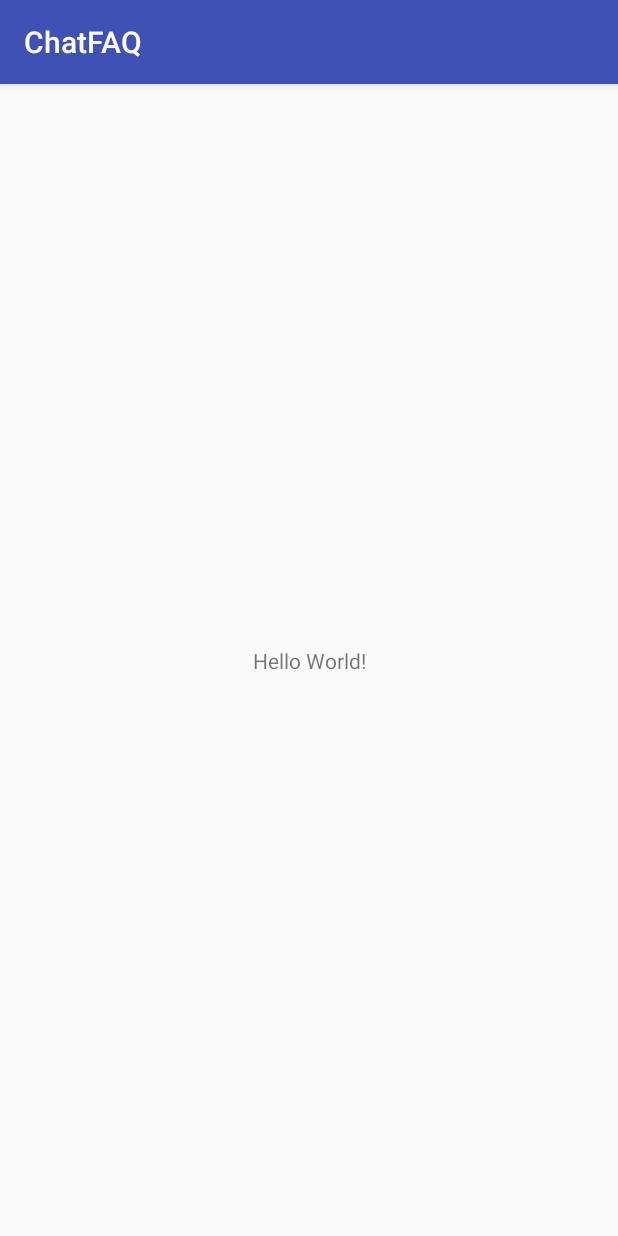
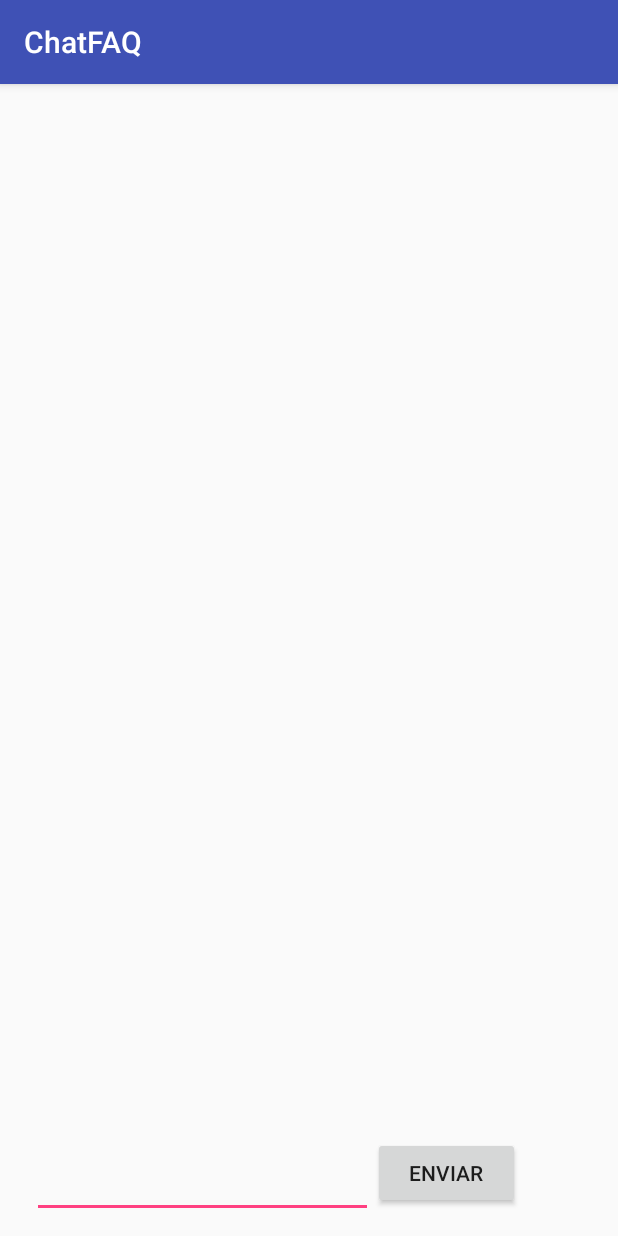
Before and after one commit to AlvaroAugustoZago/Djenypher, an Android app: the screen it shows after launch (Main), on a phone screen of 412 x 824 dp. Run offline under Robolectric (Android 15) with nearby library versions, the phone set to English and light mode, and no system bars.

```diff
--- a/app/build.gradle
+++ b/app/build.gradle
@@ -25,4 +25,5 @@ dependencies {
     testImplementation 'junit:junit:4.12'
     androidTestImplementation 'com.android.support.test:runner:1.0.2'
     androidTestImplementation 'com.android.support.test.espresso:espresso-core:3.0.2'
+    implementation 'com.android.support:design:28.0.0'
 }
--- a/app/src/main/java/com/example/alfarrthebard/chatfaq/Main.java
+++ b/app/src/main/java/com/example/alfarrthebard/chatfaq/Main.java
@@ -1,7 +1,13 @@
 package com.example.alfarrthebard.chatfaq;
 
+import android.support.design.widget.TextInputLayout;
 import android.support.v7.app.AppCompatActivity;
 import android.os.Bundle;
+import android.text.method.ScrollingMovementMethod;
+import android.view.View;
+import android.widget.Button;
+import android.widget.EditText;
+import android.widget.TextView;
 
 public class Main extends AppCompatActivity {
 
@@ -9,5 +15,22 @@ public class Main extends AppCompatActivity {
     protected void onCreate(Bundle savedInstanceState) {
         super.onCreate(savedInstanceState);
         setContentView(R.layout.activity_main);
+        Button button = (Button) findViewById(R.id.sendMessage);
+
+        button.setOnClickListener(new View.OnClickListener() {
+
+            @Override
+            public void onClick(View v) {
+                TextInputLayout edit = (TextInputLayout) findViewById(R.id.caixaTexto);
+                TextView tview = (TextView) findViewById(R.id.textChat);
+                String result = edit.getEditText().getText().toString();
+                tview.append("Você: " + result + "\n");
+                tview.setMovementMethod(new ScrollingMovementMethod());
+                edit.getEditText().setText("");
+
+            }
+        });
     }
+
+
 }
--- a/app/src/main/res/layout/activity_main.xml
+++ b/app/src/main/res/layout/activity_main.xml
@@ -1,18 +1,55 @@
 <?xml version="1.0" encoding="utf-8"?>
-<android.support.constraint.ConstraintLayout xmlns:android="http://schemas.android.com/apk/res/android"
+<RelativeLayout xmlns:android="http://schemas.android.com/apk/res/android"
     xmlns:app="http://schemas.android.com/apk/res-auto"
     xmlns:tools="http://schemas.android.com/tools"
+    android:id="@+id/telaChat"
     android:layout_width="match_parent"
     android:layout_height="match_parent"
+    android:visibility="visible"
     tools:context=".Main">
 
     <TextView
-        android:layout_width="wrap_content"
+        android:layout_alignParentTop="true"
+        android:layout_above="@+id/groupButton"
+        android:id="@+id/textChat"
+        android:layout_width="fill_parent"
+        android:layout_height="248dp"
+        android:gravity="top"
+        android:scrollbarAlwaysDrawVerticalTrack="true"
+        android:scrollbars="vertical"
+        tools:layout_editor_absoluteX="0dp"
+        tools:layout_editor_absoluteY="48dp" />
+
+    <LinearLayout android:weightSum="5"
+
+        android:id="@+id/groupButton"
+        android:layout_width="match_parent"
         android:layout_height="wrap_content"
-        android:text="Hello World!"
-        app:layout_constraintBottom_toBottomOf="parent"
-        app:layout_constraintLeft_toLeftOf="parent"
-        app:layout_constraintRight_toRightOf="parent"
-        app:layout_constraintTop_toTopOf="parent" />
+        android:layout_alignParentBottom="true"
+        android:orientation="horizontal">
 
-</android.support.constraint.ConstraintLayout>
+        <android.support.design.widget.TextInputLayout
+            android:id="@+id/caixaTexto"
+            android:layout_width="227dp"
+            android:layout_height="73dp"
+            android:layout_marginStart="21dp"
+            android:layout_marginBottom="8dp"
+            app:layout_constraintBottom_toBottomOf="parent"
+            app:layout_constraintStart_toStartOf="parent">
+
+            <android.support.design.widget.TextInputEditText android:layout_weight="4"
+                android:id="@+id/textInputEditText"
+                android:layout_width="match_parent"
+                android:layout_height="55dp" />
+        </android.support.design.widget.TextInputLayout>
+
+        <Button
+            android:id="@+id/sendMessage"
+            android:layout_width="wrap_content"
+            android:layout_height="wrap_content"
+            android:layout_marginEnd="24dp"
+            android:layout_marginBottom="16dp"
+            android:text="Enviar"
+            android:layout_weight="1" />
+    </LinearLayout>
+</RelativeLayout>
--- a/app/src/main/res/values/strings.xml
+++ b/app/src/main/res/values/strings.xml
@@ -1,3 +1,4 @@
 <resources>
     <string name="app_name">ChatFAQ</string>
+    <string name="olaTelaInicial">Olá, meu nome é Jenifer!</string>
 </resources>
```
